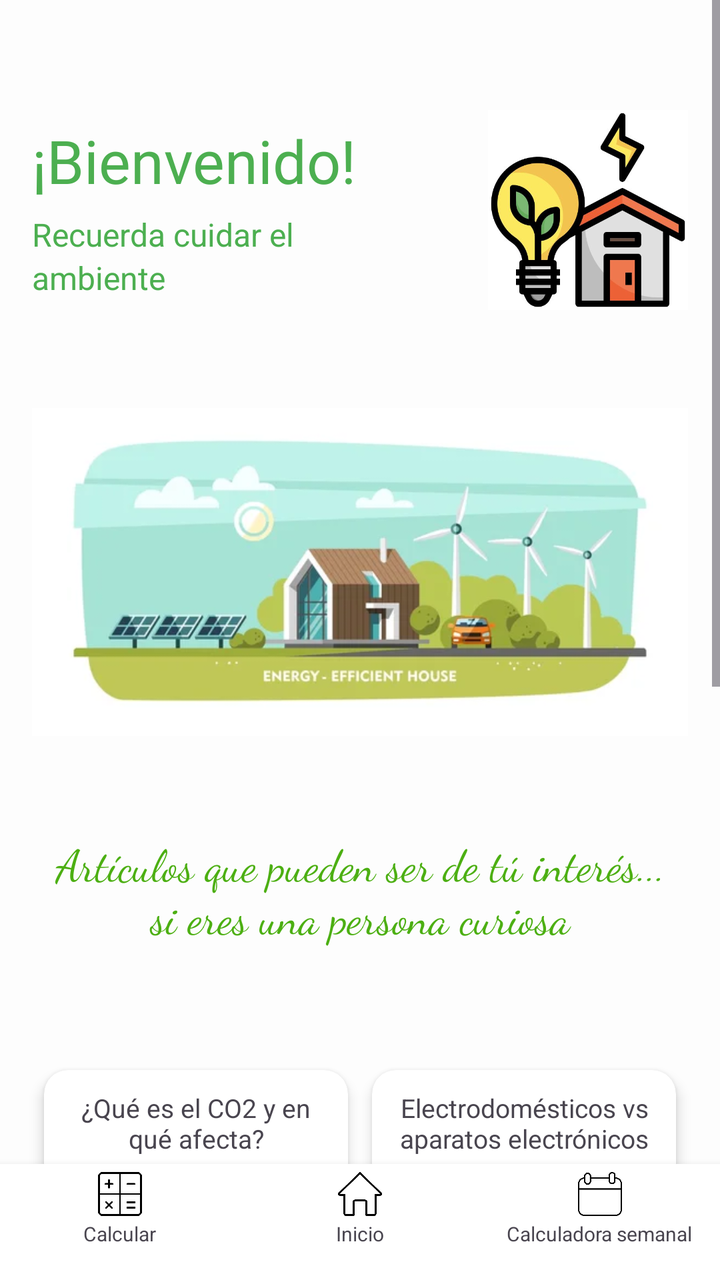
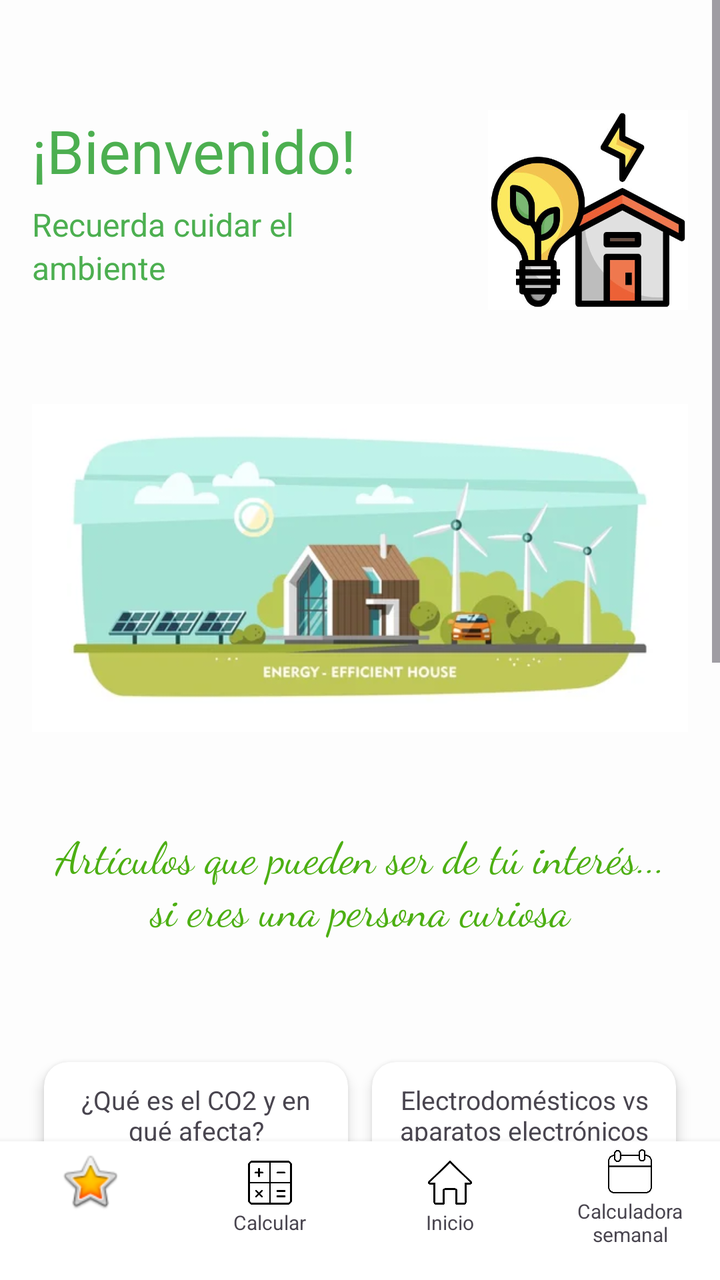

Before-and-after screenshots of an Android layout around one commit, followed by the original layout XML and the change that was made.
<!-- AndroidManifest.xml: application theme Theme.R3 -->
<!-- res/layout/activity_main.xml -->
<?xml version="1.0" encoding="utf-8"?>
<androidx.constraintlayout.widget.ConstraintLayout xmlns:android="http://schemas.android.com/apk/res/android"
    xmlns:app="http://schemas.android.com/apk/res-auto"
    xmlns:tools="http://schemas.android.com/tools"
    android:id="@+id/main"
    android:layout_width="match_parent"
    android:layout_height="match_parent"
    android:background="#FDFDFD"
    tools:context=".MainActivity">


    <ScrollView
        android:id="@+id/scrollViewPrincipal"
        android:layout_width="0dp"
        android:layout_height="0dp"
        android:clipToPadding="false"
        app:layout_constraintTop_toTopOf="parent"
        app:layout_constraintBottom_toTopOf="@+id/barraInferior"
        app:layout_constraintStart_toStartOf="parent"
        app:layout_constraintEnd_toEndOf="parent">

        <LinearLayout
            android:layout_width="match_parent"
            android:layout_height="wrap_content"
            android:orientation="vertical"
            android:clipToPadding="false"
            android:clipChildren="false"
            android:paddingHorizontal="16dp"
            android:paddingTop="20dp"
            android:paddingBottom="24dp">


            <LinearLayout
                android:layout_width="match_parent"
                android:layout_height="wrap_content"
                android:orientation="horizontal"
                android:layout_marginTop="35dp"
                android:gravity="center_vertical"
                android:layout_marginBottom="16dp">

                <LinearLayout
                    android:layout_width="0dp"
                    android:layout_height="wrap_content"
                    android:layout_weight="1"
                    android:orientation="vertical"
                    android:paddingEnd="8dp">

                    <TextView
                        android:id="@+id/bienvendi"
                        android:layout_width="wrap_content"
                        android:layout_height="wrap_content"
                        android:fontFamily="@font/lobster"
                        android:text="@string/TXT1"
                        android:textColor="#4CAF50"
                        android:textSize="30sp" />

                    <TextView
                        android:id="@+id/recuerda"
                        android:layout_width="wrap_content"
                        android:layout_height="wrap_content"
                        android:layout_marginTop="6dp"
                        android:fontFamily="sans-serif"
                        android:text="@string/txt2"
                        android:textColor="#4CAF50"
                        android:textSize="16sp" />

                    <TextView
                        android:id="@+id/ambiente"
                        android:layout_width="wrap_content"
                        android:layout_height="wrap_content"
                        android:fontFamily="sans-serif"
                        android:text="@string/txt3"
                        android:textColor="#4CAF50"
                        android:textSize="16sp" />
                </LinearLayout>

                <ImageView
                    android:id="@+id/imageView17"
                    android:layout_width="100dp"
                    android:layout_height="100dp"
                    android:scaleType="fitCenter"
                    android:src="@drawable/img1" />
            </LinearLayout>

            <ImageView
                android:id="@+id/imageView10"
                android:layout_width="match_parent"
                android:layout_height="150dp"
                android:layout_marginTop="40dp"
                android:layout_marginBottom="20dp"
                android:scaleType="centerCrop"
                android:src="@drawable/img2" />


            <TextView
                android:id="@+id/textView32"
                android:layout_width="match_parent"
                android:layout_height="wrap_content"
                android:layout_marginTop="35dp"
                android:layout_marginBottom="16dp"
                android:fontFamily="cursive"
                android:gravity="center"
                android:text="@string/txt35"
                android:textColor="#4CAF12"
                android:textSize="22sp" />


            <LinearLayout
                android:layout_width="match_parent"
                android:layout_height="wrap_content"
                android:orientation="horizontal"
                android:clipToPadding="false"
                android:clipChildren="false"
                android:layout_marginTop="40dp"
                android:layout_marginBottom="12dp">

                <androidx.cardview.widget.CardView
                    android:id="@+id/cardArticulo1"
                    android:layout_width="0dp"
                    android:layout_height="match_parent"
                    android:layout_weight="1"
                    android:layout_margin="6dp"
                    app:cardCornerRadius="12dp"
                    app:cardElevation="4dp"
                    app:cardBackgroundColor="#FFFFFF">

                    <LinearLayout
                        android:id="@+id/layout_art1"
                        android:layout_width="match_parent"
                        android:layout_height="match_parent"
                        android:gravity="center_horizontal"
                        android:orientation="vertical"
                        android:padding="10dp">

                        <TextView
                            android:id="@+id/textView33"
                            android:layout_width="match_parent"
                            android:layout_height="wrap_content"
                            android:layout_marginBottom="8dp"
                            android:gravity="center"
                            android:text="@string/txt33"
                            android:textSize="13sp" />

                        <ImageView
                            android:id="@+id/btnArt1"
                            android:layout_width="match_parent"
                            android:layout_height="110dp"
                            android:scaleType="centerCrop"
                            android:src="@drawable/co2"
                            android:clickable="true"
                            android:focusable="true"
                            android:onClick="art1"/>
                    </LinearLayout>
                </androidx.cardview.widget.CardView>

                <androidx.cardview.widget.CardView
                    android:id="@+id/cardArticulo2"
                    android:layout_width="0dp"
                    android:layout_height="match_parent"
                    android:layout_weight="1"
                    android:layout_margin="6dp"
                    app:cardCornerRadius="12dp"
                    app:cardElevation="4dp"
                    app:cardBackgroundColor="#FFFFFF">

                    <LinearLayout
                        android:id="@+id/layout_art2"
                        android:layout_width="match_parent"
                        android:layout_height="match_parent"
                        android:gravity="center_horizontal"
                        android:orientation="vertical"
                        android:padding="10dp">

                        <TextView
                            android:id="@+id/textView36"
                            android:layout_width="match_parent"
                            android:layout_height="wrap_content"
                            android:layout_marginBottom="8dp"
                            android:gravity="center"
                            android:text="@string/txt36"
                            android:textSize="13sp" />

                        <ImageView
                            android:id="@+id/btn_Art2"
                            android:layout_width="match_parent"
                            android:layout_height="110dp"
                            android:background="#E8F5E9"
                            android:scaleType="centerCrop"
                            android:src="@drawable/apelec"
                            android:clickable="true"
                            android:focusable="true"
                            android:onClick="art2"/>
                    </LinearLayout>
                </androidx.cardview.widget.CardView>
            </LinearLayout>


            <LinearLayout
                android:layout_width="match_parent"
                android:layout_height="wrap_content"
                android:orientation="horizontal"
                android:clipToPadding="false"
                android:clipChildren="false"
                android:layout_marginTop="40dp"
                android:layout_marginBottom="16dp">

                <androidx.cardview.widget.CardView
                    android:id="@+id/cardArticulo3"
                    android:layout_width="0dp"
                    android:layout_height="match_parent"
                    android:layout_weight="1"
                    android:layout_margin="6dp"
                    app:cardCornerRadius="12dp"
                    app:cardElevation="4dp"
                    app:cardBackgroundColor="#FFFFFF">

                    <LinearLayout
                        android:id="@+id/layout_art3"
                        android:layout_width="match_parent"
                        android:layout_height="match_parent"
                        android:gravity="center_horizontal"
                        android:orientation="vertical"
                        android:padding="10dp">

                        <TextView
                            android:id="@+id/textView35"
                            android:layout_width="match_parent"
                            android:layout_height="wrap_content"
                            android:layout_marginBottom="8dp"
                            android:gravity="center"
                            android:text="@string/txt37"
                            android:textSize="13sp" />

                        <ImageView
                            android:id="@+id/btn_Art3"
                            android:layout_width="match_parent"
                            android:layout_height="110dp"
                            android:background="#E8F5E9"
                            android:scaleType="centerCrop"
                            android:src="@drawable/consumismo"
                            android:clickable="true"
                            android:focusable="true" />
                    </LinearLayout>
                </androidx.cardview.widget.CardView>

                <androidx.cardview.widget.CardView
                    android:id="@+id/cardArticulo4"
                    android:layout_width="0dp"
                    android:layout_height="match_parent"
                    android:layout_weight="1"
                    android:layout_margin="6dp"
                    app:cardCornerRadius="12dp"
                    app:cardElevation="4dp"
                    app:cardBackgroundColor="#FFFFFF">

                    <LinearLayout
                        android:id="@+id/layout_art4"
                        android:layout_width="match_parent"
                        android:layout_height="match_parent"
                        android:gravity="center_horizontal"
                        android:orientation="vertical"
                        android:padding="10dp">

                        <TextView
                            android:id="@+id/textViewArticulo4"
                            android:layout_width="match_parent"
                            android:layout_height="wrap_content"
                            android:layout_marginBottom="8dp"
                            android:gravity="center"
                            android:text="@string/txt38"
                            android:textSize="13sp" />

                        <ImageView
                            android:id="@+id/btn_Art4"
                            android:layout_width="match_parent"
                            android:layout_height="110dp"
                            android:background="#E8F5E9"
                            android:scaleType="centerCrop"
                            android:src="@drawable/sobreen"
                            android:clickable="true"
                            android:focusable="true"
                            android:onClick="art4"/>
                    </LinearLayout>
                </androidx.cardview.widget.CardView>
            </LinearLayout>

        </LinearLayout>
    </ScrollView>


    <LinearLayout
        android:id="@+id/barraInferior"
        android:layout_width="0dp"
        android:layout_height="wrap_content"
        android:minHeight="58dp"
        android:orientation="horizontal"
        android:gravity="center_vertical"
        android:background="#FFFFFF"
        android:elevation="6dp"
        android:paddingBottom="16dp"
        android:paddingTop="4dp"
        app:layout_constraintBottom_toBottomOf="parent"
        app:layout_constraintStart_toStartOf="parent"
        app:layout_constraintEnd_toEndOf="parent">

        <LinearLayout
            android:id="@+id/btnNavCalculadora"
            android:layout_width="0dp"
            android:layout_height="wrap_content"
            android:layout_weight="1"
            android:orientation="vertical"
            android:gravity="center">

            <ImageView
                android:id="@+id/imageView5"
                android:layout_width="22dp"
                android:layout_height="22dp"
                android:src="@drawable/calculadora"
                android:clickable="true"
                android:focusable="true"/>

            <TextView
                android:id="@+id/textView17"
                android:layout_width="wrap_content"
                android:layout_height="wrap_content"
                android:layout_marginTop="2dp"
                android:gravity="center"
                android:text="@string/txt28"
                android:textSize="10sp" />
        </LinearLayout>

        <LinearLayout
            android:id="@+id/btnNavInicio"
            android:layout_width="0dp"
            android:layout_height="wrap_content"
            android:layout_weight="1"
            android:orientation="vertical"
            android:gravity="center">

            <ImageView
                android:id="@+id/imageView6"
                android:layout_width="22dp"
                android:layout_height="22dp"
                android:src="@drawable/inicio" />

            <TextView
                android:id="@+id/textView19"
                android:layout_width="wrap_content"
                android:layout_height="wrap_content"
                android:layout_marginTop="2dp"
                android:gravity="center"
                android:text="@string/txt30"
                android:textSize="10sp" />
        </LinearLayout>

        <LinearLayout
            android:id="@+id/btnNavCalendario"
            android:layout_width="0dp"
            android:layout_height="wrap_content"
            android:layout_weight="1"
            android:orientation="vertical"
            android:gravity="center">

            <ImageView
                android:id="@+id/imageView7"
                android:layout_width="22dp"
                android:layout_height="22dp"
                android:src="@drawable/calendario"
                android:clickable="true"
                android:focusable="true"
                android:onClick="CalSem"/>

            <TextView
                android:id="@+id/textView28"
                android:layout_width="wrap_content"
                android:layout_height="wrap_content"
                android:layout_marginTop="2dp"
                android:gravity="center"
                android:text="@string/txt31"
                android:textSize="10sp" />
        </LinearLayout>
    </LinearLayout>

</androidx.constraintlayout.widget.ConstraintLayout>
<!-- resources referenced by this layout -->
<resources>
  <!-- drawable apelec: jpg bitmap (drawable, 61755 bytes) -->
  <!-- drawable calculadora: png bitmap (drawable, 8969 bytes) -->
  <!-- drawable calendario: png bitmap (drawable, 9821 bytes) -->
  <!-- drawable co2: jpg bitmap (drawable, 70457 bytes) -->
  <!-- drawable consumismo: jpg bitmap (drawable, 43970 bytes) -->
  <!-- drawable img1: jpg bitmap (drawable, 20943 bytes) -->
  <!-- drawable img2: jpg bitmap (drawable, 11560 bytes) -->
  <!-- drawable inicio: png bitmap (drawable, 9602 bytes) -->
  <!-- drawable sobreen: jpg bitmap (drawable, 31454 bytes) -->
  <string name="TXT1">¡Bienvenido!</string>
  <string name="txt2">Recuerda cuidar el</string>
  <string name="txt28">Calcular</string>
      //Fer
  <string name="txt3">ambiente</string>
  <string name="txt30">Inicio</string>
      //Fer .....................................................
  <string name="txt31">Calculadora semanal</string>
      //Fer ........................................
  <string name="txt33">¿Qué es el CO2 y en qué afecta?</string>
      //Antto
  <string name="txt35">Artículos que pueden ser de tú interés...\nsi eres una persona curiosa</string>
  <string name="txt36">Electrodomésticos vs aparatos electrónicos</string>
  <string name="txt37">¿Cuándo sé que es consumismo?</string>
  <string name="txt38">Sobre la energía</string>
  <style name="Theme.R3" parent="Base.Theme.R3" />
  <style name="Base.Theme.R3" parent="Theme.Material3.Light.NoActionBar">
          
          
      </style>
</resources>

<!-- the commit's change to res/layout/activity_main.xml (unified diff, before → after) -->
@@ -39,8 +39,8 @@
                 android:layout_marginBottom="16dp">
 
                 <LinearLayout
-                    android:layout_width="0dp"
-                    android:layout_height="wrap_content"
+                    android:layout_width="230dp"
+                    android:layout_height="match_parent"
                     android:layout_weight="1"
                     android:orientation="vertical"
                     android:paddingEnd="8dp">
@@ -72,6 +72,7 @@
                         android:text="@string/txt3"
                         android:textColor="#4CAF50"
                         android:textSize="16sp" />
+
                 </LinearLayout>
 
                 <ImageView
@@ -84,8 +85,8 @@
 
             <ImageView
                 android:id="@+id/imageView10"
-                android:layout_width="match_parent"
-                android:layout_height="150dp"
+                android:layout_width="wrap_content"
+                android:layout_height="146dp"
                 android:layout_marginTop="40dp"
                 android:layout_marginBottom="20dp"
                 android:scaleType="centerCrop"
@@ -239,7 +240,8 @@
                             android:scaleType="centerCrop"
                             android:src="@drawable/consumismo"
                             android:clickable="true"
-                            android:focusable="true" />
+                            android:focusable="true"
+                            android:onClick="art3"/>
                     </LinearLayout>
                 </androidx.cardview.widget.CardView>
 
@@ -304,6 +306,22 @@
         app:layout_constraintEnd_toEndOf="parent">
 
         <LinearLayout
+            android:layout_width="0dp"
+            android:layout_height="match_parent"
+            android:layout_weight="1"
+            android:orientation="vertical">
+
+            <ImageView
+                android:id="@+id/imageView4"
+                android:layout_width="match_parent"
+                android:layout_height="wrap_content"
+                android:src="@android:drawable/btn_star_big_on"
+                android:focusable="true"
+                android:clickable="true"
+                android:onClick="Var"/>
+        </LinearLayout>
+
+        <LinearLayout
             android:id="@+id/btnNavCalculadora"
             android:layout_width="0dp"
             android:layout_height="wrap_content"
